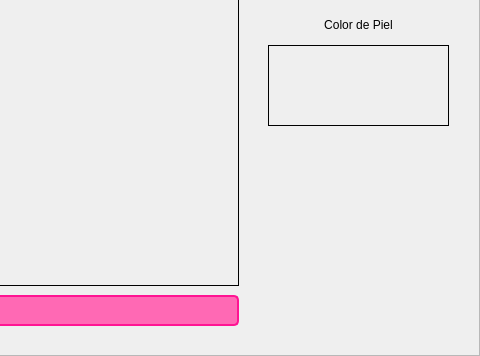
AlvaroCastro1/proyecto_Maquillaje, file main.ui: the form before one commit; both pictures show x 532 to 1012 and y 205 to 561 of the 1012 by 561 pixel window.
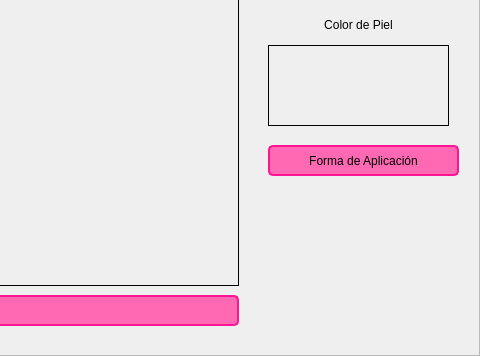
The form after the commit. Icons and pictures are not drawn.

What changed in the file:
```diff
--- a/main.ui
+++ b/main.ui
@@ -196,20 +196,40 @@
          <string>&lt;html&gt;&lt;head/&gt;&lt;body&gt;&lt;p align=&quot;center&quot;&gt;Color de Piel&lt;/p&gt;&lt;/body&gt;&lt;/html&gt;</string>
         </property>
        </widget>
-       <widget class="QLabel" name="lb_forma">
+       <widget class="QPushButton" name="btn_forma_aplicar">
         <property name="geometry">
          <rect>
           <x>800</x>
-          <y>340</y>
-          <width>181</width>
-          <height>51</height>
+          <y>350</y>
+          <width>191</width>
+          <height>31</height>
          </rect>
         </property>
         <property name="styleSheet">
-         <string notr="true">    background-color: rgba(255, 255, 255, 0);  /* Blanco transparente */</string>
+         <string notr="true">QPushButton {
+    background-color: #FF69B4;          /* Color de fondo rosa chicle */
+    border: 2px solid #FF1493;          /* Borde sólido color rosa oscuro */
+    padding: 6px 20px;                  /* Espaciado interno */
+    font-size: 12px;                    /* Tamaño de fuente */
+    border-radius: 5px;                 /* Bordes iniciales ligeramente redondeados */
+}
+
+QPushButton:hover {
+    background-color: #FF1493;          /* Color de fondo al pasar el cursor */
+    border: 2px solid #FF69B4;          /* Borde al pasar el cursor */
+    border-radius: 15px;                /* Bordes redondeados al pasar el cursor */
+}
+
+QPushButton:pressed {
+    background-color: #FF69B4;          /* Color de fondo al hacer clic */
+    border: 2px solid #FF1493;          /* Borde al hacer clic */
+    padding-left: 15px;                 /* Desplazamiento al hacer clic */
+    padding-top: 15px;                  /* Desplazamiento al hacer clic */
+}
+</string>
         </property>
         <property name="text">
-         <string/>
+         <string>Forma de Aplicación</string>
         </property>
        </widget>
       </widget>
```
